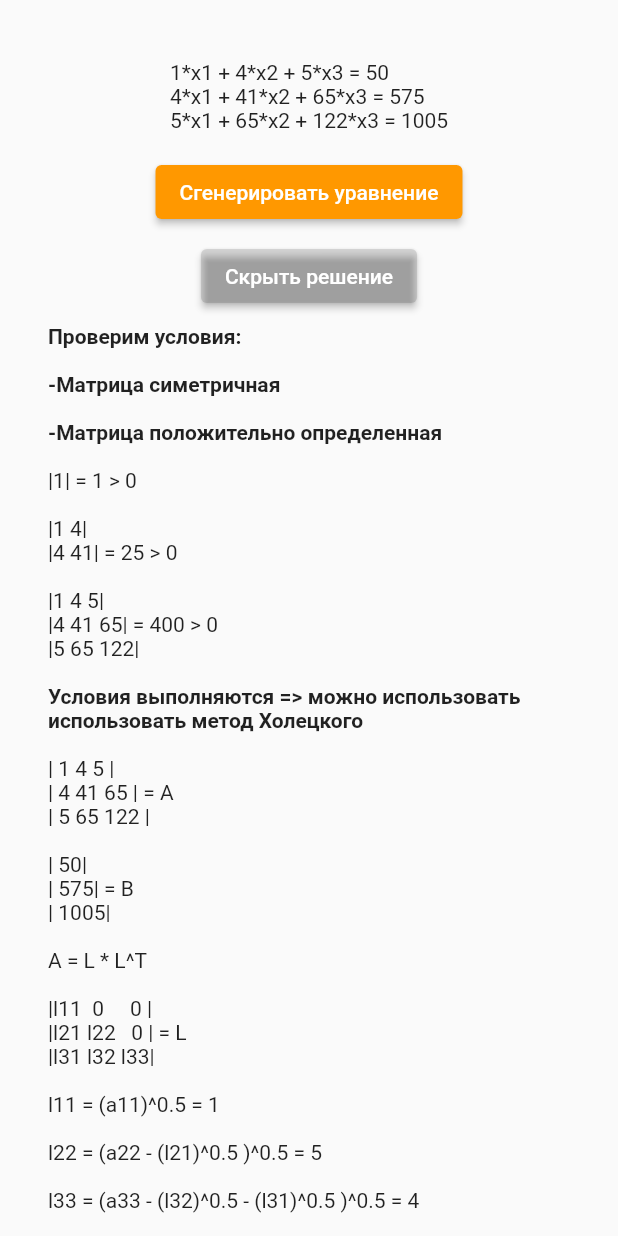
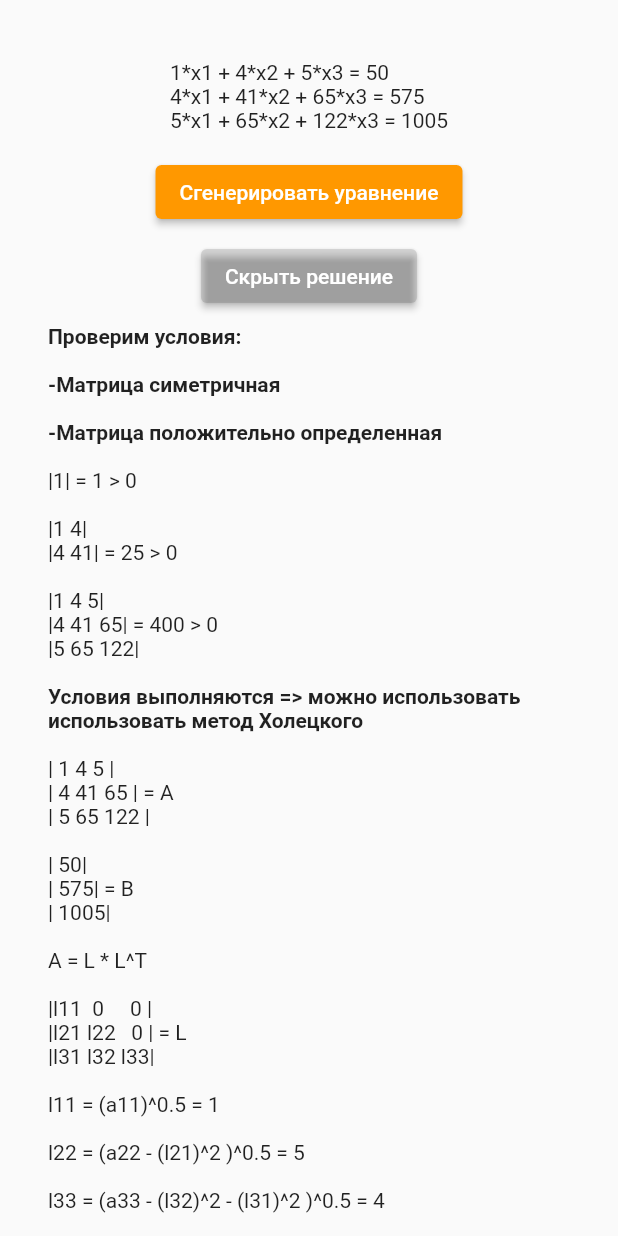
Before and after one commit to Sonya-Proskurina/choleskyDecomposition, a Flutter app: the screen it shows after launch, after a tap on "Сгенерировать уравнение", after a tap on "Показать решение", on a phone screen of 412 x 824 dp. Run offline on Flutter 3.47's test engine with Material 2 defaults, Android fonts, the phone set to English and light mode, and no system bars.

Commit message:
Еще одна опечатка

```diff
--- a/lib/decision_widget.dart
+++ b/lib/decision_widget.dart
@@ -21,8 +21,8 @@ class DecisionWidget extends StatelessWidget {
         const Text("A = L * L^T\n"),
         const Text("|l11  0     0 |\n|l21 l22   0 | = L\n|l31 l32 l33|\n"),
         Text("l11 = (a11)^0.5 = "+equation.L[0][0].toString()+"\n"),
-        Text("l22 = (a22 - (l21)^0.5 )^0.5 = "+equation.L[1][1].toString()+"\n"),
-        Text("l33 = (a33 - (l32)^0.5 - (l31)^0.5 )^0.5 = "+equation.L[2][2].toString()+"\n"),
+        Text("l22 = (a22 - (l21)^2 )^0.5 = "+equation.L[1][1].toString()+"\n"),
+        Text("l33 = (a33 - (l32)^2 - (l31)^2 )^0.5 = "+equation.L[2][2].toString()+"\n"),
         Text("l21 = a21/l11 = "+equation.L[1][0].toString()+"\n"),
         Text("l31 = a31/l11 = "+equation.L[1][0].toString()+"\n"),
         Text("l32 = (a32 - l31 * l21) / l22 = "+equation.L[1][0].toString()+"\n"),
```
